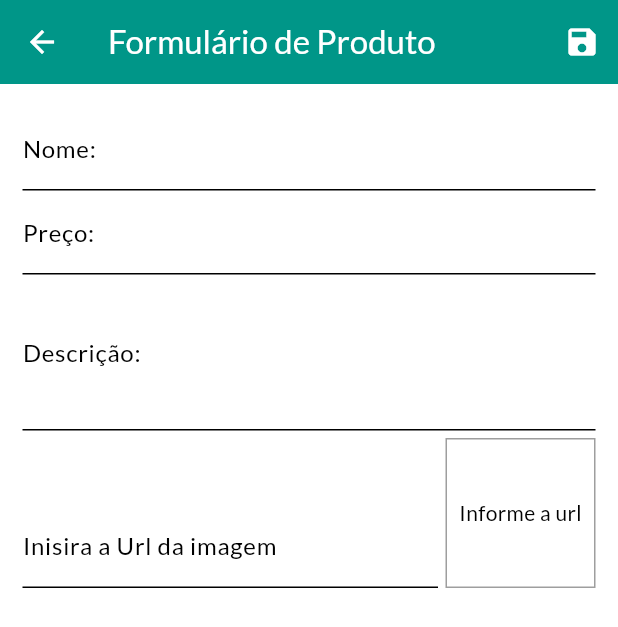
After one commit to Victor-Valedev/Shop-App, a Flutter app: the ProductFormPage screen opened by its route, after a tap on the "save" icon, on a phone screen of 412 x 824 dp. The commit adds this screen. Shown: the top 627 px of the screen. Run offline on Flutter 3.47's test engine with Material 3 defaults, Android fonts, the phone set to English and light mode, and no system bars; network calls fail.

Commit message:
feat: implementa tela de formulário de produtos

```diff
--- a/lib/components/app_drawer.dart
+++ b/lib/components/app_drawer.dart
@@ -36,7 +36,7 @@ class AppDrawer extends StatelessWidget {
             title: Text('Gerenciar Produtos'),
             onTap: () {
               Navigator.of(context).pushReplacementNamed(
-                AppRoutes.PORDUCTS_MANAGER
+                AppRoutes.PRODUCTS_MANAGER
               );
             },
           )
--- a/lib/components/product_item_manager.dart
+++ b/lib/components/product_item_manager.dart
@@ -19,11 +19,13 @@ class ProductItemManager extends StatelessWidget {
           children: [
             IconButton(
               onPressed: (){},
-              icon: Icon(Icons.edit)
+              icon: Icon(Icons.edit),
+              color: Theme.of(context).primaryColor,
             ),
             IconButton(
               onPressed: (){},
-              icon: Icon(Icons.delete)
+              icon: Icon(Icons.delete),
+              color: Theme.of(context).colorScheme.error,
             )
           ],
         ),
--- a/lib/main.dart
+++ b/lib/main.dart
@@ -6,6 +6,7 @@ import 'package:shopapp/models/product_list.dart';
 import 'package:shopapp/pages/cart_page.dart';
 import 'package:shopapp/pages/orders_page.dart';
 import 'package:shopapp/pages/product_detail_page.dart';
+import 'package:shopapp/pages/product_form_page.dart';
 import 'package:shopapp/pages/product_manager_page.dart';
 import 'package:shopapp/pages/products_overview_page.dart';
 import 'package:shopapp/utils/app_routes.dart';
@@ -55,7 +56,8 @@ class MyApp extends StatelessWidget {
           AppRoutes.PRODUCT_DETAIL: (ctx) => ProductDetailPage(),
           AppRoutes.CART_SHOP: (ctx) => CartPage(),
           AppRoutes.ORDERS: (ctx) => OrdersPage(),
-          AppRoutes.PORDUCTS_MANAGER: (ctx) => ProducstManagerPage(),
+          AppRoutes.PRODUCTS_MANAGER: (ctx) => ProducstManagerPage(),
+          AppRoutes.PRODUCTS_FORM: (ctx) => ProductFormPage(),
         },
         debugShowCheckedModeBanner: false,
       ),
--- /dev/null
+++ b/lib/pages/product_form_page.dart
@@ -0,0 +1,138 @@
+import 'dart:math';
+
+import 'package:flutter/material.dart';
+import 'package:shopapp/models/product.dart';
+
+class ProductFormPage extends StatefulWidget {
+  const ProductFormPage({super.key});
+
+  @override
+  State<ProductFormPage> createState() => _ProductFormState();
+}
+
+class _ProductFormState extends State<ProductFormPage> {
+  final _priceFocus = FocusNode();
+  final _descriptionFocus = FocusNode();
+  final _imageUrlFocus = FocusNode();
+  final _imageUrlController = TextEditingController();
+
+  final _formKey = GlobalKey<FormState>();
+  final _formData = Map<String, Object>();
+
+  @override
+  void initState() {
+    super.initState();
+    _imageUrlFocus.addListener(updateImage);
+  }
+
+  @override
+  void dispose() {
+    super.dispose();
+    _priceFocus.dispose();
+    _descriptionFocus.dispose();
+    _imageUrlFocus.removeListener(updateImage);
+    _imageUrlFocus.dispose();
+  }
+
+  void updateImage() {
+    setState(() {});
+  }
+
+  void _submitForm() {
+    _formKey.currentState?.save();
+    //print(_formData.values);
+    final newProduct = Product(
+      id: Random().nextDouble().toString(),
+      name: _formData['name'] as String,
+      description: _formData['description'] as String,
+      price: _formData['price'] as double,
+      imageUrl: _formData['imageUrl'] as String,
+    );
+    print(newProduct.id);
+    print(newProduct.name);
+    print(newProduct.description);
+  }
+
+  @override
+  Widget build(BuildContext context) {
+    return Scaffold(
+      appBar: AppBar(
+        title: Text('Formulário de Produto'),
+        actions: [IconButton(onPressed: _submitForm, icon: Icon(Icons.save))],
+      ),
+      body: Padding(
+        padding: const EdgeInsets.all(15),
+        child: Form(
+          key: _formKey,
+          child: ListView(
+            children: [
+              TextFormField(
+                decoration: InputDecoration(labelText: 'Nome:'),
+                textInputAction: TextInputAction.next,
+                onFieldSubmitted:
+                    (_) => {FocusScope.of(context).requestFocus(_priceFocus)},
+                onSaved: (name) => _formData['name'] = name ?? '',
+              ),
+              TextFormField(
+                decoration: InputDecoration(labelText: 'Preço:'),
+                textInputAction: TextInputAction.next,
+                focusNode: _priceFocus,
+                keyboardType: TextInputType.numberWithOptions(decimal: true),
+                onFieldSubmitted:
+                    (_) => {
+                      FocusScope.of(context).requestFocus(_descriptionFocus),
+                    },
+                onSaved:
+                    (price) => _formData['price'] = double.parse(price ?? '0'),
+              ),
+              TextFormField(
+                decoration: InputDecoration(labelText: 'Descrição:'),
+                focusNode: _descriptionFocus,
+                keyboardType: TextInputType.multiline,
+                maxLines: 3,
+                onSaved:
+                    (description) =>
+                        _formData['description'] = description ?? '',
+              ),
+              Row(
+                crossAxisAlignment: CrossAxisAlignment.end,
+                children: [
+                  Expanded(
+                    child: TextFormField(
+                      decoration: InputDecoration(
+                        labelText: 'Inisira a Url da imagem',
+                      ),
+                      focusNode: _imageUrlFocus,
+                      textInputAction: TextInputAction.done,
+                      keyboardType: TextInputType.url,
+                      controller: _imageUrlController,
+                      onFieldSubmitted: (_) => _submitForm(),
+                      onSaved:
+                          (imageUrl) => _formData['imageUrl'] = imageUrl ?? '',
+                    ),
+                  ),
+                  Container(
+                    height: 100,
+                    width: 100,
+                    margin: const EdgeInsets.only(top: 5, left: 5),
+                    decoration: BoxDecoration(
+                      border: Border.all(color: Colors.grey, width: 1),
+                    ),
+                    alignment: Alignment.center,
+                    child:
+                        _imageUrlController.text.isEmpty
+                            ? Text('Informe a url')
+                            : FittedBox(
+                              fit: BoxFit.cover,
+                              child: Image.network(_imageUrlController.text),
+                            ),
+                  ),
+                ],
+              ),
+            ],
+          ),
+        ),
+      ),
+    );
+  }
+}
--- a/lib/utils/app_routes.dart
+++ b/lib/utils/app_routes.dart
@@ -3,5 +3,6 @@ class AppRoutes {
   static const PRODUCT_DETAIL = '/product-detail';
   static const CART_SHOP = '/cart-shop';
   static const ORDERS = '/orders';
-  static const PORDUCTS_MANAGER = '/products-manager';
+  static const PRODUCTS_MANAGER = '/products-manager';
+  static const PRODUCTS_FORM = '/product-form';
 }
```
Also changed, not shown: lib/pages/product_manager_page.dart (+22 -7 lines).
